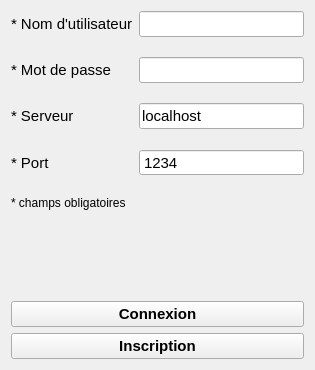
Before: the Qt Designer form User/viewUser.ui in edri/ProjetChat2015, drawn with Qt 5.
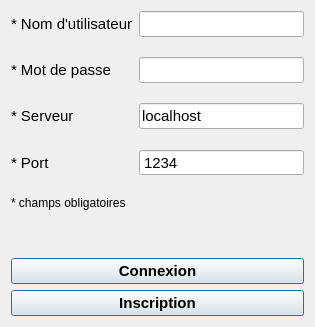
After: the same form once the commit is applied. Icons and pictures are not drawn.

Commit message: Transformation edition compte -> consultation + peaufinage interface

The edit to the form file:
```diff
--- a/User/viewUser.ui
+++ b/User/viewUser.ui
@@ -7,7 +7,7 @@
     <x>0</x>
     <y>0</y>
     <width>315</width>
-    <height>370</height>
+    <height>327</height>
    </rect>
   </property>
   <property name="windowTitle">
@@ -191,6 +191,9 @@
       <property name="text">
        <string>Connexion</string>
       </property>
+      <property name="default">
+       <bool>true</bool>
+      </property>
      </widget>
     </item>
     <item>
@@ -205,6 +208,9 @@
       <property name="text">
        <string>Inscription</string>
       </property>
+      <property name="default">
+       <bool>true</bool>
+      </property>
      </widget>
     </item>
    </layout>
```
Left out of the diff: 2 changed lines with no effect on the pictures. The commit also changes 2 other files.
